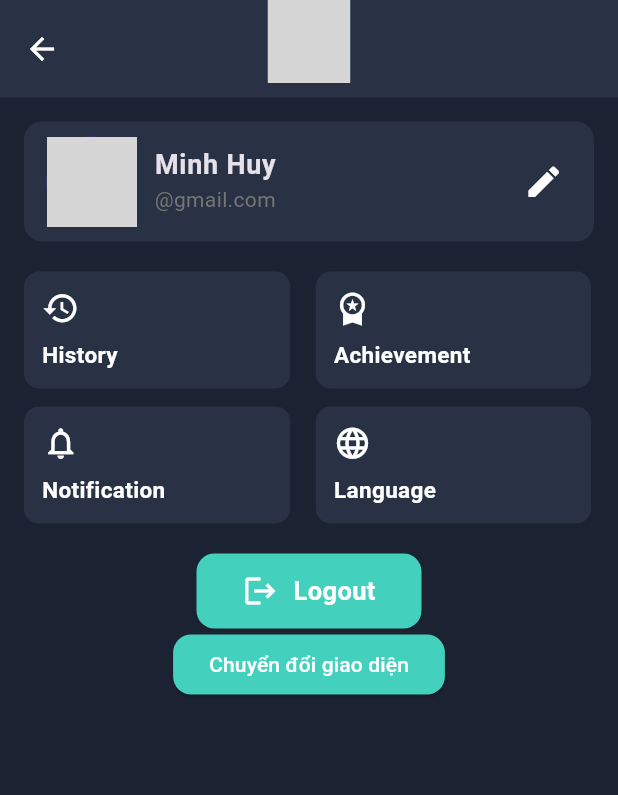
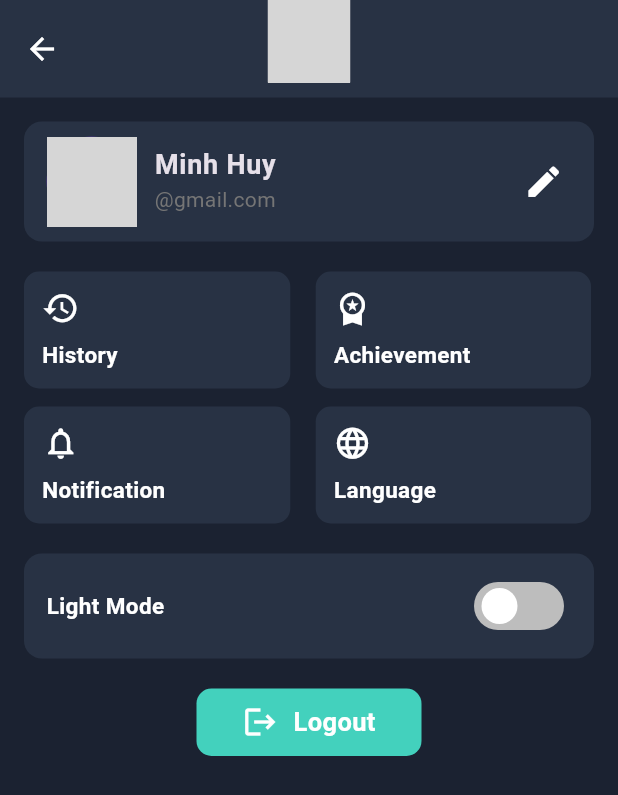
Before and after one commit to MINHHUY24/devstart_dean, a Flutter app: the ProfileView screen opened by its route, on a phone screen of 412 x 824 dp. Shown: the top 795 px of the screen. Run offline on Flutter 3.47's test engine with Material 3 defaults, Android fonts, the phone set to English and light mode, and no system bars; our stand-ins replace firebase_core, flutter_svg, get, google_sign_in, supabase_flutter; accounts and stored records are empty; network calls fail; grey boxes are pictures that could not be loaded.

Commit message:
feat: fix login, theme

```diff
--- a/lib/app/modules/profile/controllers/profile_controller.dart
+++ b/lib/app/modules/profile/controllers/profile_controller.dart
@@ -1,5 +1,10 @@
 import 'package:flutter/material.dart';
 import 'package:get/get.dart';
+import 'package:google_sign_in/google_sign_in.dart';
+import 'package:supabase_flutter/supabase_flutter.dart';
+
+import '../../login/controllers/login_controller.dart';
+import '../../mobile_layout/controllers/mobile_layout_controller.dart';
 
 class ProfileController extends GetxController {
   //TODO: Implement ProfileController
@@ -23,12 +28,29 @@ class ProfileController extends GetxController {
     Get.updateLocale(Locale(langCode));
   }
 
-  void logout() {
-    // Thực hiện xóa dữ liệu người dùng và điều hướng đến màn hình đăng nhập
-    // Ví dụ:
-    // await AuthService.logout();
-    Get.offAllNamed('/login');
+  static Future<void> logout() async {
+    try {
+      // Đăng xuất Google (nếu đã dùng Google để đăng nhập)
+      final googleSignIn = GoogleSignIn();
+      if (await googleSignIn.isSignedIn()) {
+        await googleSignIn.signOut();
+      }
+
+      // Đăng xuất Supabase
+      await Supabase.instance.client.auth.signOut();
+
+      // Xóa các controller liên quan (nếu muốn)
+      Get.delete<LoginController>();
+      Get.delete<ProfileController>();
+      Get.delete<MobileLayoutController>();
+
+      // Điều hướng về màn hình đăng nhập
+      Get.offAllNamed('/login');
+    } catch (e) {
+      print('Logout failed: $e');
+    }
   }
+
 
   @override
   void onInit() {
--- a/lib/app/modules/profile/views/profile_view.dart
+++ b/lib/app/modules/profile/views/profile_view.dart
@@ -182,20 +182,94 @@ class ProfileView extends GetView<ProfileController> {
 
 
           const SizedBox(height: 20),
+              InkWell(
+                borderRadius: BorderRadius.circular(12), // để splash bo góc
+                onTap: () {
+                  // TODO: chuyển đến trang sửa thông tin cá nhân chẳng hạn
+                  print('Tapped profile info');
+                },
+                child: Ink(
+                  height: 70,
+                  width: double.infinity,
+                  padding: const EdgeInsets.only(left: 15, right: 20),
+                  decoration: BoxDecoration(
+                    color: Theme.of(context).inputDecorationTheme.fillColor,
+                    borderRadius: BorderRadius.circular(12),
+                  ),
+                  child: Row(
+                    mainAxisSize: MainAxisSize.min,
+                    mainAxisAlignment: MainAxisAlignment.start,
+                    children: [
+                      Expanded(
+                        child: Text(
+                          controller.isDarkMode.value ? "Dark Mode" : "Light Mode",
+                          style: TextStyle(
+                            color: Theme.of(context).textTheme.bodyLarge?.color,
+                            fontSize: 15,
+                            fontWeight: FontWeight.bold,
+                          ),
+                        ),
+                      ),
+                      Obx(
+                            () => GestureDetector(
+                          onTap: controller.toggleTheme,
+                          child: Container(
+                            width: 60,
+                            height: 32,
+                            decoration: BoxDecoration(
+                              borderRadius: BorderRadius.circular(16),
+                              color:
+                              controller.isDarkMode.value
+                                  ? Theme.of(context).primaryColor
+                                  : Colors.grey[400],
+                            ),
+                            child: Stack(
+                              children: [
+                                AnimatedAlign(
+                                  alignment:
+                                  controller.isDarkMode.value
+                                      ? Alignment.centerRight
+                                      : Alignment.centerLeft,
+                                  duration: const Duration(milliseconds: 200),
+                                  curve: Curves.easeInOut,
+                                  child: Padding(
+                                    padding: const EdgeInsets.only(top:3, bottom: 3, left: 5, right: 5),
+                                    child: Container(
+                                      width: 24,
+                                      height: 24,
+                                      decoration: BoxDecoration(
+                                        color: Colors.white,
+                                        borderRadius: BorderRadius.circular(20),
+
+                                      ),
+                                    ),
+                                  ),
+                                ),
+                              ],
+                            ),
+                          ),
+                        ),
+                      ),
+                    ],
+                  ),
+                ),
+              ),
+
+              const SizedBox(height: 20),
 
               InkWell(
                 borderRadius: BorderRadius.circular(12),
                 onTap: () {
-                  controller.logout();
+                  ProfileController.logout();
                   print('Tapped logout');
                 },
                 child: Ink(
-                  height: 50,
+                  height: 45,
                   width: 150,
                   padding: const EdgeInsets.symmetric(horizontal: 15),
                   decoration: BoxDecoration(
                     color: Theme.of(context).primaryColor,
-                    borderRadius: BorderRadius.circular(12),
+                    borderRadius: BorderRadius.circular(10),
                   ),
                   child: Row(
                     mainAxisAlignment: MainAxisAlignment.center,
@@ -213,22 +287,12 @@ class ProfileView extends GetView<ProfileController> {
                           color: Theme.of(context).textTheme.bodyLarge?.color,
                         ),
                       ),
-
                     ],
                   ),
                 ),
               ),
-
-              ElevatedButton(
-                onPressed: () {
-                  _themeController.toggleTheme();  // Bấm là đổi theme
-                },
-                child: Text('Chuyển đổi giao diện'),
-              ),
             ],
           ),
-
-
         ),
       ),
     );
```
Also changed, not shown: 97 other files.
